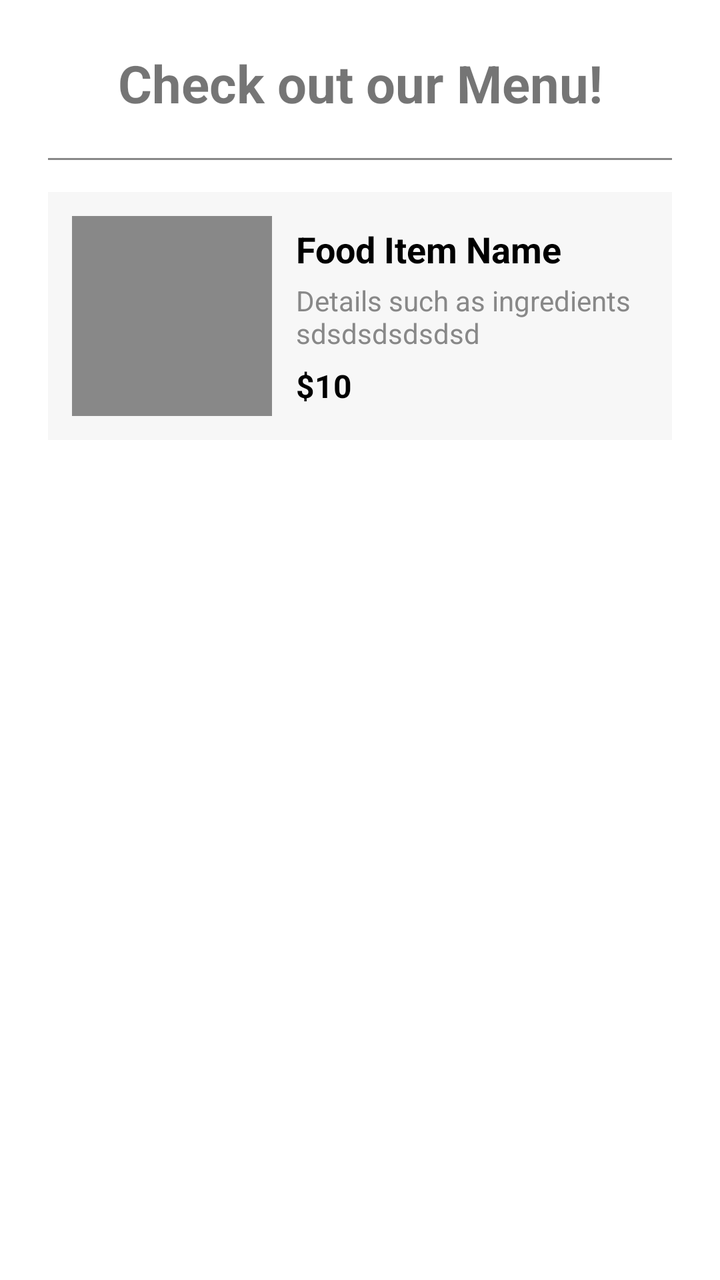
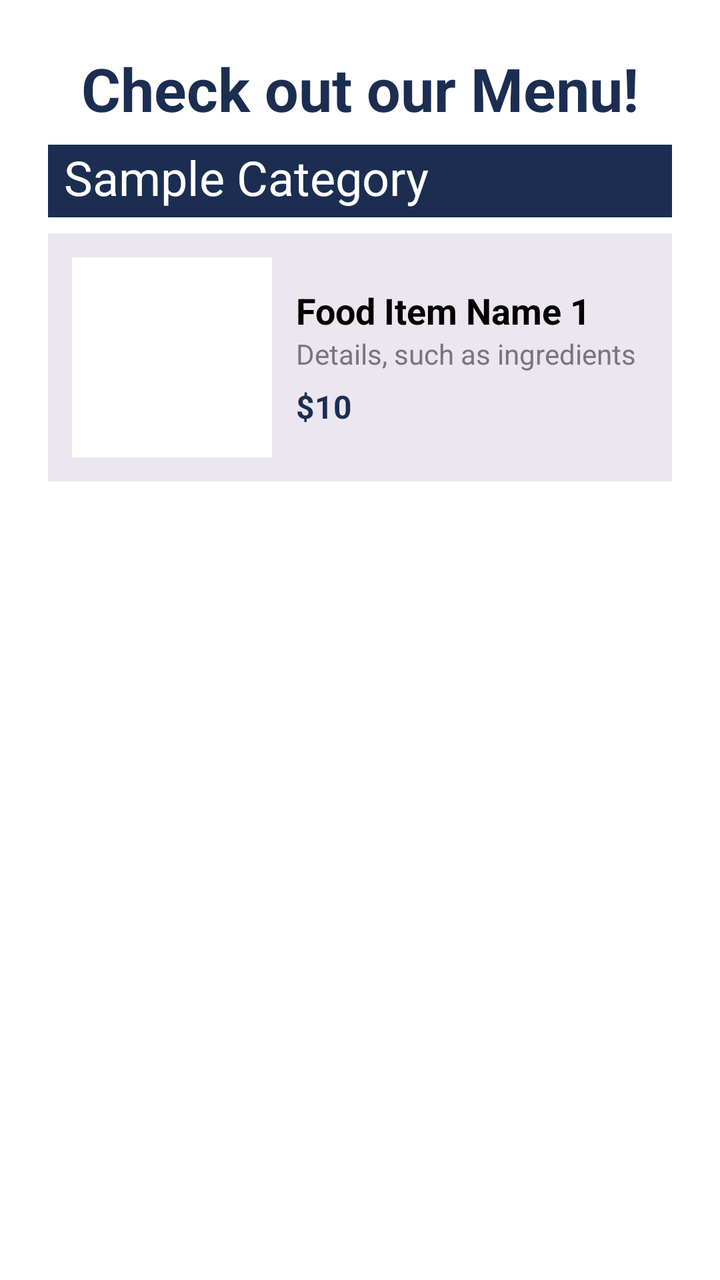

Before-and-after screenshots of an Android layout around one commit, followed by the original layout XML and the change that was made.
<!-- AndroidManifest.xml: application theme Theme.COMP2000 -->
<!-- res/layout/fragment_menu.xml -->
<?xml version="1.0" encoding="utf-8"?>
<ScrollView xmlns:android="http://schemas.android.com/apk/res/android"
    android:layout_width="match_parent"
    android:layout_height="match_parent"
    android:background="#FFFFFF">

    <LinearLayout
        android:orientation="vertical"
        android:layout_width="match_parent"
        android:layout_height="wrap_content"
        android:padding="24dp">

        <TextView
            android:layout_width="match_parent"
            android:layout_height="wrap_content"
            android:text="Check out our Menu!"
            android:textSize="26sp"
            android:textStyle="bold"
            android:gravity="center"
            android:layout_marginBottom="20dp" />

        
        <View
            android:layout_width="match_parent"
            android:layout_height="1dp"
            android:background="#888888"
            android:layout_marginBottom="16dp" />

        
        <LinearLayout
            android:orientation="horizontal"
            android:layout_width="match_parent"
            android:layout_height="wrap_content"
            android:padding="12dp"
            android:background="#F7F7F7"
            android:layout_marginBottom="12dp" >

            
            <ImageView
                android:layout_width="100dp"
                android:layout_height="100dp"
                android:background="#888888"
                android:contentDescription="Food image"
                android:layout_marginEnd="12dp" />

            
            <LinearLayout
                android:orientation="vertical"
                android:layout_width="0dp"
                android:layout_height="match_parent"
                android:layout_weight="1"
                android:gravity="center_vertical">

                <TextView
                    android:layout_width="wrap_content"
                    android:layout_height="wrap_content"
                    android:layout_marginBottom="4dp"
                    android:text="Food Item Name"
                    android:textColor="#000000"
                    android:textSize="18sp"
                    android:textStyle="bold" />

                <TextView
                    android:text="Details such as ingredients sdsdsdsdsdsd"
                    android:textSize="14sp"
                    android:textColor="#888888"
                    android:layout_marginBottom="6dp"
                    android:layout_width="wrap_content"
                    android:layout_height="wrap_content" />

                <TextView
                    android:text="$10"
                    android:textSize="16sp"
                    android:textStyle="bold"
                    android:textColor="#000000"
                    android:layout_width="wrap_content"
                    android:layout_height="wrap_content" />
            </LinearLayout>
        </LinearLayout>
    </LinearLayout>
</ScrollView>
<!-- resources referenced by this layout -->
<resources>
  <style name="Theme.COMP2000" parent="Theme.MaterialComponents.DayNight.DarkActionBar">
          
          <item name="colorPrimary">@color/purple_500</item>
          <item name="colorPrimaryVariant">@color/purple_700</item>
          <item name="colorOnPrimary">@color/white</item>
          
          <item name="colorSecondary">@color/teal_200</item>
          <item name="colorSecondaryVariant">@color/teal_700</item>
          <item name="colorOnSecondary">@color/black</item>
          
          <item name="android:statusBarColor">?attr/colorPrimaryVariant</item>
          
      </style>
  <color name="white">#FFFFFFFF</color>
  <color name="black">#FF000000</color>
</resources>

<!-- the commit's change to res/layout/fragment_menu.xml (unified diff, before → after) -->
@@ -10,71 +10,31 @@
         android:layout_height="wrap_content"
         android:padding="24dp">
 
-        <TextView
-            android:layout_width="match_parent"
-            android:layout_height="wrap_content"
+        <TextView style="@style/PrimaryHeader"
             android:text="Check out our Menu!"
-            android:textSize="26sp"
-            android:textStyle="bold"
-            android:gravity="center"
-            android:layout_marginBottom="20dp" />
+            android:gravity="center" />
 
         
-        <View
-            android:layout_width="match_parent"
-            android:layout_height="1dp"
-            android:background="#888888"
-            android:layout_marginBottom="16dp" />
+        <TextView style="@style/SecondaryHeader"
+            android:text="Sample Category" />
 
         
-        <LinearLayout
-            android:orientation="horizontal"
-            android:layout_width="match_parent"
-            android:layout_height="wrap_content"
-            android:padding="12dp"
-            android:background="#F7F7F7"
-            android:layout_marginBottom="12dp" >
+        <LinearLayout style="@style/Card" >
 
             
-            <ImageView
-                android:layout_width="100dp"
-                android:layout_height="100dp"
-                android:background="#888888"
-                android:contentDescription="Food image"
-                android:layout_marginEnd="12dp" />
+            <ImageView style="@style/MenuItemPhoto"
+                android:contentDescription="Description of the food" />
 
             
-            <LinearLayout
-                android:orientation="vertical"
-                android:layout_width="0dp"
-                android:layout_height="match_parent"
-                android:layout_weight="1"
-                android:gravity="center_vertical">
+            <LinearLayout style="@style/FoodDetailsBox" >
+                <TextView style="@style/FoodItemName"
+                    android:text="Food Item Name 1" />
 
-                <TextView
-                    android:layout_width="wrap_content"
-                    android:layout_height="wrap_content"
-                    android:layout_marginBottom="4dp"
-                    android:text="Food Item Name"
-                    android:textColor="#000000"
-                    android:textSize="18sp"
-                    android:textStyle="bold" />
+                <TextView style="@style/FoodItemDetails"
+                    android:text="Details, such as ingredients" />
 
-                <TextView
-                    android:text="Details such as ingredients sdsdsdsdsdsd"
-                    android:textSize="14sp"
-                    android:textColor="#888888"
-                    android:layout_marginBottom="6dp"
-                    android:layout_width="wrap_content"
-                    android:layout_height="wrap_content" />
-
-                <TextView
-                    android:text="$10"
-                    android:textSize="16sp"
-                    android:textStyle="bold"
-                    android:textColor="#000000"
-                    android:layout_width="wrap_content"
-                    android:layout_height="wrap_content" />
+                <TextView style="@style/FoodItemPrice"
+                    android:text="$10" />
             </LinearLayout>
         </LinearLayout>
     </LinearLayout>
<!-- resource entries referenced after the edit -->
@@ -1,5 +1,62 @@
 <!-- resources referenced by this layout -->
 <resources>
+  <style name="Card">
+          <item name="android:layout_width">match_parent</item>
+          <item name="android:layout_height">wrap_content</item>
+          <item name="android:background">@color/light_rose</item>
+          <item name="android:padding">12dp</item>
+      </style>
+  <style name="FoodDetailsBox">
+          <item name="android:orientation">vertical</item>
+          <item name="android:layout_weight">1</item>
+          <item name="android:layout_height">match_parent</item>
+          <item name="android:gravity">center_vertical</item>
+      </style>
+  <style name="FoodItemDetails">
+          <item name="android:layout_width">wrap_content</item>
+          <item name="android:layout_height">wrap_content</item>
+          <item name="android:textColor">@color/light_grey</item>
+          <item name="android:textSize">14sp</item>
+          <item name="android:layout_marginBottom">6sp</item>
+      </style>
+  <style name="FoodItemName">
+          <item name="android:layout_width">wrap_content</item>
+          <item name="android:layout_height">wrap_content</item>
+          <item name="android:textColor">@color/black</item>
+          <item name="android:textSize">18sp</item>
+          <item name="android:textStyle">bold</item>
+      </style>
+  <style name="FoodItemPrice">
+          <item name="android:layout_width">wrap_content</item>
+          <item name="android:layout_height">wrap_content</item>
+          <item name="android:textColor">@color/navy</item>
+          <item name="android:textSize">16sp</item>
+          <item name="android:textStyle">bold</item>
+      </style>
+  <style name="MenuItemPhoto">
+          <item name="android:layout_width">100dp</item>
+          <item name="android:layout_height">100dp</item>
+          <item name="android:layout_marginEnd">12dp</item>
+          <item name="android:background">@color/white</item>
+      </style>
+  <style name="PrimaryHeader">
+          <item name="android:textSize">30sp</item>
+          <item name="android:textStyle">bold</item>
+          <item name="android:textColor">@color/navy</item>
+          <item name="android:layout_marginBottom">8dp</item>
+          <item name="android:layout_width">match_parent</item>
+          <item name="android:layout_height">wrap_content</item>
+      </style>
+  <style name="SecondaryHeader">
+          <item name="android:background">@color/navy</item>
+          <item name="android:textColor">@color/white</item>
+          <item name="android:textSize">24sp</item>
+          <item name="android:layout_marginBottom">8dp</item>
+          <item name="android:paddingBottom">4dp</item>
+          <item name="android:paddingHorizontal">8dp</item>
+          <item name="android:layout_width">match_parent</item>
+          <item name="android:layout_height">wrap_content</item>
+      </style>
   <style name="Theme.COMP2000" parent="Theme.MaterialComponents.DayNight.DarkActionBar">
           
           <item name="colorPrimary">@color/purple_500</item>
@@ -13,7 +70,10 @@
           <item name="android:statusBarColor">?attr/colorPrimaryVariant</item>
           
       </style>
+  <color name="light_rose">#ece6f0</color>
+  <color name="light_grey">#79747e</color>
   <color name="white">#FFFFFFFF</color>
   <color name="black">#FF000000</color>
+  <color name="navy">#1b2e51</color>
 </resources>
 
